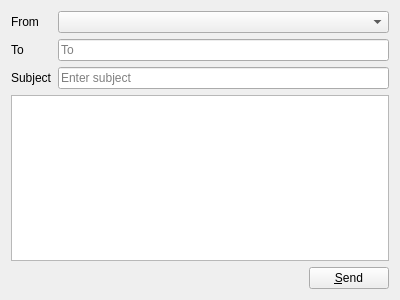
First picture: the form in lierre/ui/compose.ui, repository hydrargyrum/lierre, before the edit.
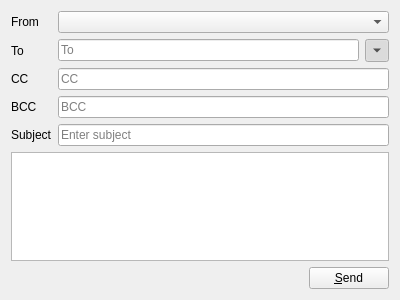
Second picture: the form after the edit.

Commit message: ui compose: add cc/bcc fields

```diff
--- a/lierre/ui/compose.ui
+++ b/lierre/ui/compose.ui
@@ -16,44 +16,92 @@
   <layout class="QVBoxLayout" name="verticalLayout">
    <item>
     <layout class="QFormLayout" name="formLayout">
-     <item row="2" column="1">
-      <widget class="QLineEdit" name="toEdit">
-       <property name="placeholderText">
+     <item row="0" column="0">
+      <widget class="QLabel" name="fromLabel">
+       <property name="text">
+        <string>From</string>
+       </property>
+      </widget>
+     </item>
+     <item row="0" column="1">
+      <widget class="QComboBox" name="fromCombo"/>
+     </item>
+     <item row="1" column="0">
+      <widget class="QLabel" name="toLabel">
+       <property name="text">
         <string>To</string>
        </property>
       </widget>
      </item>
+     <item row="1" column="1">
+      <layout class="QHBoxLayout" name="horizontalLayout_2">
+       <item>
+        <widget class="QLineEdit" name="toEdit">
+         <property name="placeholderText">
+          <string>To</string>
+         </property>
+        </widget>
+       </item>
+       <item>
+        <widget class="QToolButton" name="ccToggle">
+         <property name="text">
+          <string>...</string>
+         </property>
+         <property name="checkable">
+          <bool>true</bool>
+         </property>
+         <property name="checked">
+          <bool>true</bool>
+         </property>
+         <property name="arrowType">
+          <enum>Qt::DownArrow</enum>
+         </property>
+        </widget>
+       </item>
+      </layout>
+     </item>
      <item row="2" column="0">
       <widget class="QLabel" name="label_2">
        <property name="text">
-        <string>To</string>
+        <string>CC</string>
+       </property>
+      </widget>
+     </item>
+     <item row="2" column="1">
+      <widget class="QLineEdit" name="ccEdit">
+       <property name="placeholderText">
+        <string>CC</string>
+       </property>
+      </widget>
+     </item>
+     <item row="3" column="0">
+      <widget class="QLabel" name="bccLabel">
+       <property name="text">
+        <string>BCC</string>
        </property>
       </widget>
      </item>
      <item row="3" column="1">
+      <widget class="QLineEdit" name="bccEdit">
+       <property name="placeholderText">
+        <string>BCC</string>
+       </property>
+      </widget>
+     </item>
+     <item row="4" column="0">
+      <widget class="QLabel" name="subjectLabel">
+       <property name="text">
+        <string>Subject</string>
+       </property>
+      </widget>
+     </item>
+     <item row="4" column="1">
       <widget class="QLineEdit" name="subjectEdit">
        <property name="placeholderText">
         <string>Enter subject</string>
        </property>
       </widget>
      </item>
-     <item row="3" column="0">
-      <widget class="QLabel" name="label_3">
-       <property name="text">
-        <string>Subject</string>
-       </property>
-      </widget>
-     </item>
-     <item row="1" column="1">
-      <widget class="QComboBox" name="fromCombo"/>
-     </item>
-     <item row="1" column="0">
-      <widget class="QLabel" name="label">
-       <property name="text">
-        <string>From</string>
-       </property>
-      </widget>
-     </item>
     </layout>
    </item>
    <item>
```
Left out of the diff: 72 changed lines with no effect on the pictures. The commit also changes 1 other file.
